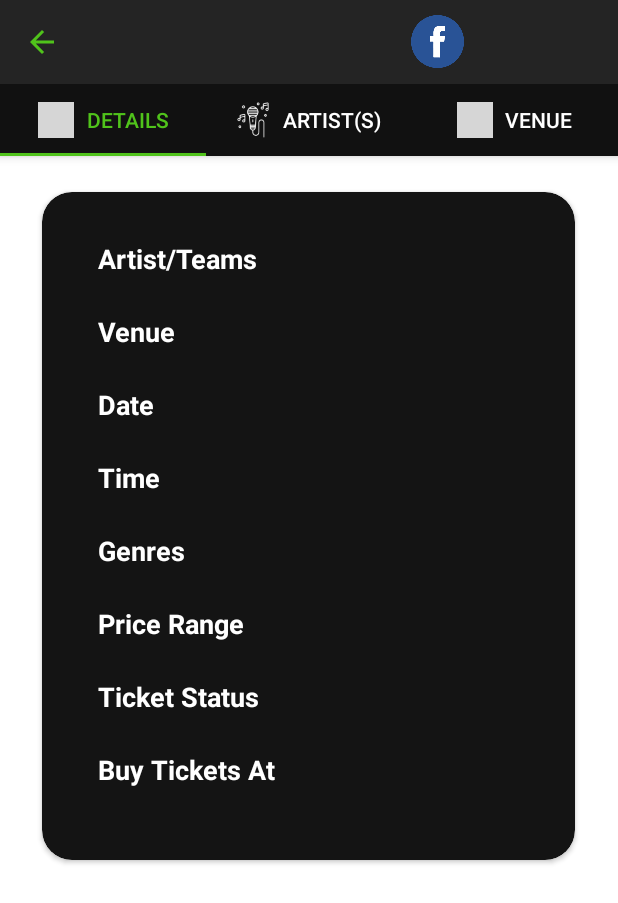
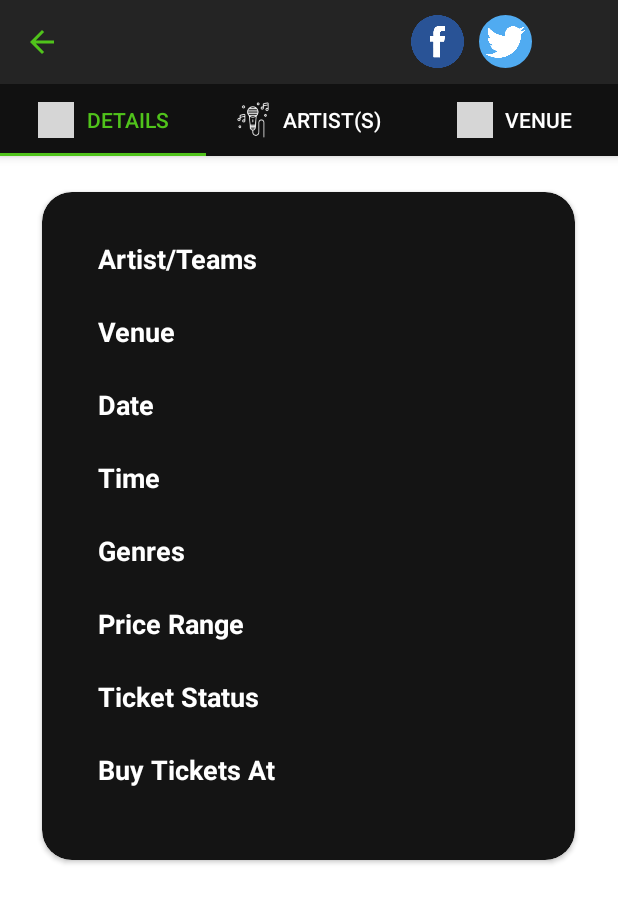
Before and after one commit to javy1022/javy1022.github.io, an Android app built with Jetpack Compose: the DetailsFragment screen opened directly, with no data from a screen before it, on a phone screen of 412 x 824 dp. Shown: the top 903 px of the screen. Run offline under Robolectric (Android 15) with nearby library versions, the phone set to English and light mode, and no system bars; our stand-ins replace Volley; network calls fail; pictures from the network do not load; grey boxes are pictures that could not be loaded.

Commit message:
Implement twitter share icons

```diff
--- a/HW9/app/src/main/res/layout/activity_event_details.xml
+++ b/HW9/app/src/main/res/layout/activity_event_details.xml
@@ -49,7 +49,15 @@
                 android:src="@drawable/facebook"
                 android:scaleType="fitCenter" />
 
-
+            <com.google.android.material.imageview.ShapeableImageView
+                android:id="@+id/twitter"
+                android:layout_width="35dp"
+                android:layout_height="35dp"
+                android:layout_marginStart="10dp"
+                android:contentDescription="Twitter Share Icon"
+                android:scaleType="fitCenter"
+                android:src="@drawable/twitter"
+                app:shapeAppearanceOverlay="@style/twitter_circle_background" />
         </androidx.appcompat.widget.Toolbar>
 
         <com.google.android.material.tabs.TabLayout
--- a/HW9/app/src/main/res/values/themes.xml
+++ b/HW9/app/src/main/res/values/themes.xml
@@ -23,4 +23,9 @@
     <style name="Theme.HW9.AppBarOverlay" parent="ThemeOverlay.AppCompat.Dark.ActionBar" />
 
     <style name="Theme.HW9.PopupOverlay" parent="ThemeOverlay.AppCompat.Light" />
+
+    <style name="twitter_circle_background">
+        <item name="cornerFamily">rounded</item>
+        <item name="cornerSize">50%</item>
+    </style>
 </resources>
```
Also changed, not shown: HW9/app/src/main/java/com/example/hw9/ui/main/EventDetailsActivity/tabs/DetailsFragment.java (+25 -15 lines), HW9/app/src/main/res/drawable/twitter.png (added).
